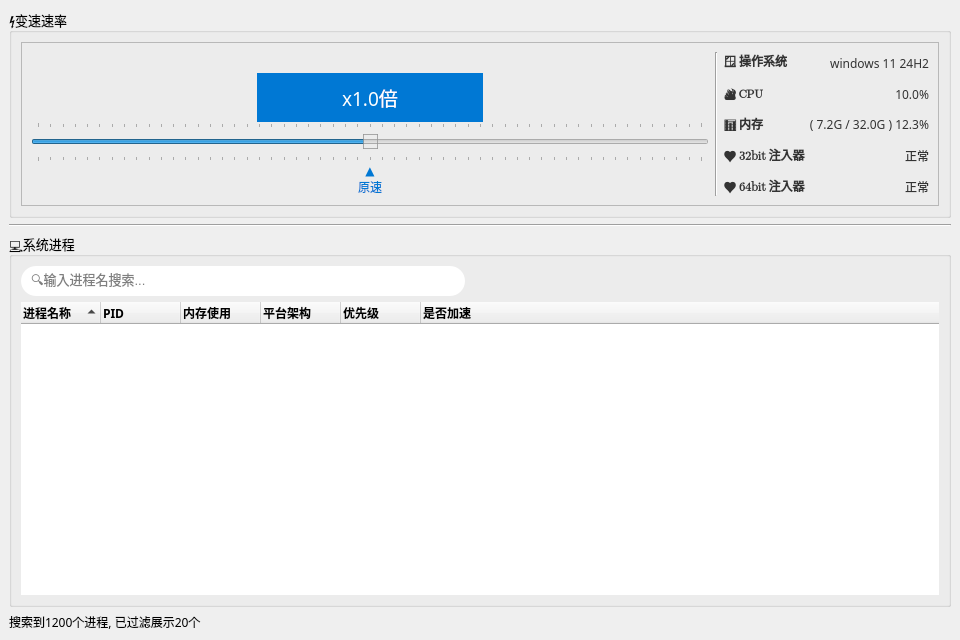
Above: mainwindow.ui from zxlhhyccc/OpenSpeedy before the change. Below: the same form after it.
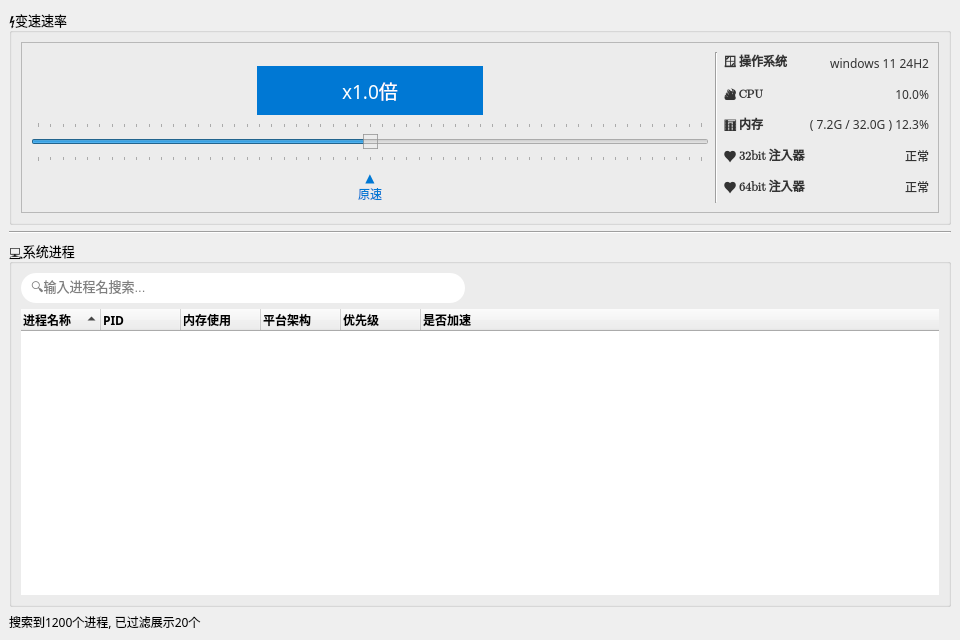
That is the form after the change.

Commit message: optimize UI layout

Diff of the .ui file:
```diff
--- a/mainwindow.ui
+++ b/mainwindow.ui
@@ -91,7 +91,7 @@
            </property>
            <layout class="QGridLayout" name="gridLayout">
             <property name="verticalSpacing">
-             <number>0</number>
+             <number>7</number>
             </property>
             <item row="0" column="2" rowspan="5">
              <layout class="QFormLayout" name="osLayout">
```
